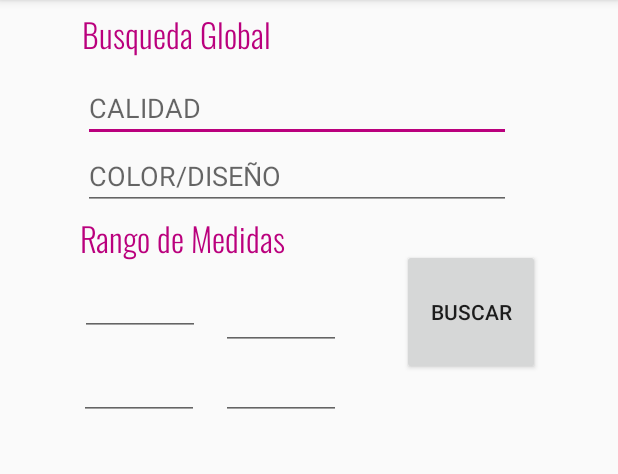
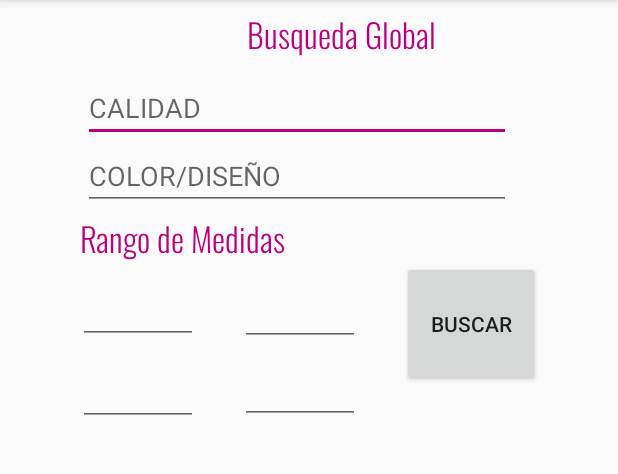
Before and after one commit to Tufan1121/expo, an Android app: the busquedaglobal screen opened directly, with no data from a screen before it, on a phone screen of 412 x 824 dp, the part 84-558 px from its top. Run offline under Robolectric (Android 15) with nearby library versions, the phone set to English and light mode, and no system bars; Roboto replaces fonts that are not available here.

Commit message:
Se arreglaron los campos de rango de medidas en busqueda global

```diff
--- a/app/src/main/res/layout/activity_busquedaglobal.xml
+++ b/app/src/main/res/layout/activity_busquedaglobal.xml
@@ -10,13 +10,12 @@
 
     <ListView
         android:id="@+id/lista_x_nombre"
-        android:layout_width="380dp"
-        android:layout_height="445dp"
+        android:layout_width="379dp"
+        android:layout_height="420dp"
         android:layout_marginStart="8dp"
-        android:layout_marginTop="180dp"
+        android:layout_marginTop="200dp"
         android:layout_marginEnd="8dp"
         app:layout_constraintEnd_toEndOf="parent"
-        app:layout_constraintHorizontal_bias="0.533"
         app:layout_constraintStart_toStartOf="parent"
         app:layout_constraintTop_toBottomOf="@+id/editText_compo" />
 
@@ -32,7 +31,7 @@
         android:textColor="@color/colorAccent"
         android:textSize="22sp"
         app:layout_constraintEnd_toEndOf="parent"
-        app:layout_constraintHorizontal_bias="0.174"
+        app:layout_constraintHorizontal_bias="0.581"
         app:layout_constraintStart_toStartOf="parent"
         app:layout_constraintTop_toTopOf="parent" />
 
@@ -92,60 +91,47 @@
         android:id="@+id/largo1"
         android:layout_width="80dp"
         android:layout_height="44dp"
-        android:layout_marginTop="180dp"
-        android:layout_marginEnd="16dp"
+        android:layout_marginStart="52dp"
+        android:layout_marginTop="4dp"
         android:layout_marginBottom="7dp"
         android:ems="10"
         android:inputType="numberDecimal"
         app:layout_constraintBottom_toTopOf="@+id/editText4"
-        app:layout_constraintEnd_toEndOf="parent"
-        app:layout_constraintHorizontal_bias="0.168"
         app:layout_constraintStart_toStartOf="parent"
-        app:layout_constraintTop_toTopOf="parent" />
+        app:layout_constraintTop_toBottomOf="@+id/txt_coleccion2" />
 
     <EditText
         android:id="@+id/ancho1"
         android:layout_width="80dp"
         android:layout_height="44dp"
-        android:layout_marginEnd="11dp"
+        android:layout_marginStart="52dp"
         android:ems="10"
         android:inputType="numberDecimal"
-        app:layout_constraintBottom_toBottomOf="parent"
-        app:layout_constraintEnd_toEndOf="parent"
-        app:layout_constraintHorizontal_bias="0.165"
+        app:layout_constraintBottom_toTopOf="@+id/lista_x_nombre"
         app:layout_constraintStart_toStartOf="parent"
-        app:layout_constraintTop_toTopOf="parent"
-        app:layout_constraintVertical_bias="0.326" />
+        app:layout_constraintTop_toBottomOf="@+id/largo1" />
 
     <EditText
         android:id="@+id/ancho2"
         android:layout_width="80dp"
         android:layout_height="44dp"
-        android:layout_marginEnd="36dp"
-        android:layout_marginBottom="7dp"
+        android:layout_marginStart="28dp"
+        android:layout_marginTop="8dp"
         android:ems="10"
         android:inputType="numberDecimal"
-        app:layout_constraintBottom_toBottomOf="parent"
-        app:layout_constraintEnd_toEndOf="parent"
-        app:layout_constraintHorizontal_bias="0.498"
-        app:layout_constraintStart_toStartOf="parent"
-        app:layout_constraintTop_toTopOf="parent"
-        app:layout_constraintVertical_bias="0.329" />
+        app:layout_constraintStart_toEndOf="@+id/ancho1"
+        app:layout_constraintTop_toBottomOf="@+id/largo2" />
 
     <EditText
         android:id="@+id/largo2"
         android:layout_width="80dp"
         android:layout_height="44dp"
-        android:layout_marginStart="11dp"
-        android:layout_marginBottom="7dp"
+        android:layout_marginBottom="64dp"
         android:ems="10"
         android:inputType="numberDecimal"
-        app:layout_constraintBottom_toBottomOf="parent"
-        app:layout_constraintEnd_toEndOf="parent"
-        app:layout_constraintHorizontal_bias="0.425"
-        app:layout_constraintStart_toStartOf="parent"
-        app:layout_constraintTop_toTopOf="parent"
-        app:layout_constraintVertical_bias="0.264" />
+        app:layout_constraintBottom_toTopOf="@+id/lista_x_nombre"
+        app:layout_constraintEnd_toStartOf="@+id/buscar"
+        app:layout_constraintStart_toEndOf="@+id/largo1" />
 
     <Button
         android:id="@+id/buscar"
```
